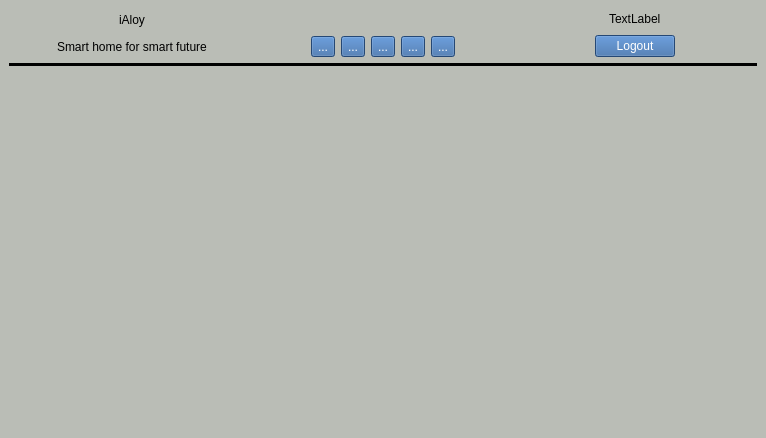
The window that resource/ui/dashboard.ui (arghyabi/iAloy_old_desktop_app) describes before a commit, drawn with Qt 5.
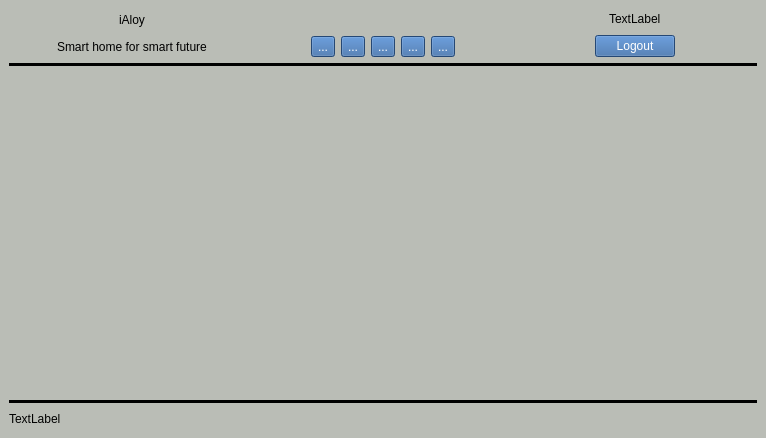
The same window after the commit.

Commit message: online offline features are added

Diff of the .ui file:
```diff
--- a/resource/ui/dashboard.ui
+++ b/resource/ui/dashboard.ui
@@ -389,6 +389,44 @@
       </property>
      </spacer>
     </item>
+    <item>
+     <widget class="Line" name="line_2">
+      <property name="styleSheet">
+       <string notr="true">border-color: rgb(0, 0, 0);
+background-color: rgb(0, 0, 0);</string>
+      </property>
+      <property name="lineWidth">
+       <number>2</number>
+      </property>
+      <property name="orientation">
+       <enum>Qt::Horizontal</enum>
+      </property>
+     </widget>
+    </item>
+    <item>
+     <layout class="QHBoxLayout" name="horizontalLayout_8">
+      <item>
+       <widget class="QLabel" name="online_offline_label">
+        <property name="text">
+         <string>TextLabel</string>
+        </property>
+       </widget>
+      </item>
+      <item>
+       <spacer name="horizontalSpacer_13">
+        <property name="orientation">
+         <enum>Qt::Horizontal</enum>
+        </property>
+        <property name="sizeHint" stdset="0">
+         <size>
+          <width>40</width>
+          <height>20</height>
+         </size>
+        </property>
+       </spacer>
+      </item>
+     </layout>
+    </item>
    </layout>
   </widget>
  </widget>
```
The commit also changes 3 other files.
